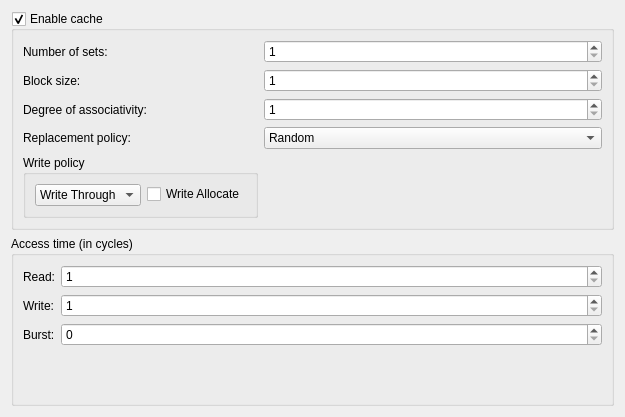
Qt form src/gui/NewDialogCache.ui (kchasialis/QtMips-Di) before a commit.
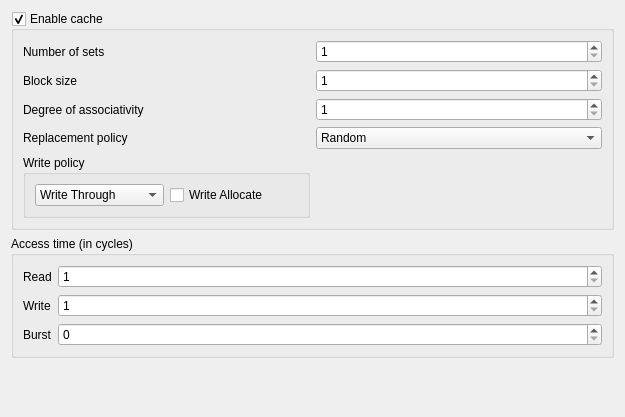
The same form after that commit.

What changed in the file:
```diff
--- a/src/gui/NewDialogCache.ui
+++ b/src/gui/NewDialogCache.ui
@@ -28,81 +28,40 @@
      <property name="checkable">
       <bool>true</bool>
      </property>
-     <layout class="QFormLayout" name="formLayout_3">
+     <layout class="QGridLayout" name="gridLayout_2">
+      <item row="1" column="1">
+       <widget class="QSpinBox" name="block_size">
+        <property name="minimum">
+         <number>1</number>
+        </property>
+       </widget>
+      </item>
       <item row="0" column="0">
        <widget class="QLabel" name="label_2">
         <property name="text">
-         <string>Number of sets:</string>
+         <string>Number of sets</string>
         </property>
        </widget>
       </item>
       <item row="0" column="1">
        <widget class="QSpinBox" name="number_of_sets">
-        <property name="minimum">
-         <number>1</number>
+        <property name="sizePolicy">
+         <sizepolicy hsizetype="Minimum" vsizetype="Fixed">
+          <horstretch>0</horstretch>
+          <verstretch>0</verstretch>
+         </sizepolicy>
         </property>
-       </widget>
-      </item>
-      <item row="1" column="0">
-       <widget class="QLabel" name="label_3">
-        <property name="text">
-         <string>Block size:</string>
-        </property>
-       </widget>
-      </item>
-      <item row="1" column="1">
-       <widget class="QSpinBox" name="block_size">
         <property name="minimum">
          <number>1</number>
         </property>
        </widget>
       </item>
-      <item row="2" column="0">
-       <widget class="QLabel" name="label_5">
-        <property name="text">
-         <string>Degree of associativity:</string>
-        </property>
-       </widget>
-      </item>
-      <item row="2" column="1">
-       <widget class="QSpinBox" name="degree_of_associativity">
-        <property name="minimum">
-         <number>1</number>
-        </property>
-       </widget>
-      </item>
-      <item row="3" column="0">
-       <widget class="QLabel" name="label_6">
-        <property name="text">
-         <string>Replacement policy:</string>
-        </property>
-       </widget>
-      </item>
-      <item row="3" column="1">
-       <widget class="QComboBox" name="replacement_policy">
-        <item>
-         <property name="text">
-          <string>Random</string>
-         </property>
-        </item>
-        <item>
-         <property name="text">
-          <string>Least Recently Used (LRU)</string>
-         </property>
-        </item>
-        <item>
-         <property name="text">
-          <string>Least Frequently Used (LFU)</string>
-         </property>
-        </item>
-       </widget>
-      </item>
       <item row="4" column="0">
        <widget class="QGroupBox" name="write_policy">
         <property name="title">
          <string>Write policy</string>
         </property>
-        <layout class="QFormLayout" name="formLayout">
+        <layout class="QGridLayout" name="gridLayout">
          <item row="0" column="0">
           <widget class="QComboBox" name="write_pol">
            <item>
@@ -127,6 +86,53 @@
         </layout>
        </widget>
       </item>
+      <item row="3" column="1">
+       <widget class="QComboBox" name="replacement_policy">
+        <item>
+         <property name="text">
+          <string>Random</string>
+         </property>
+        </item>
+        <item>
+         <property name="text">
+          <string>Least Recently Used (LRU)</string>
+         </property>
+        </item>
+        <item>
+         <property name="text">
+          <string>Least Frequently Used (LFU)</string>
+         </property>
+        </item>
+       </widget>
+      </item>
+      <item row="2" column="0">
+       <widget class="QLabel" name="label_5">
+        <property name="text">
+         <string>Degree of associativity</string>
+        </property>
+       </widget>
+      </item>
+      <item row="1" column="0">
+       <widget class="QLabel" name="label_3">
+        <property name="text">
+         <string>Block size</string>
+        </property>
+       </widget>
+      </item>
+      <item row="3" column="0">
+       <widget class="QLabel" name="label_6">
+        <property name="text">
+         <string>Replacement policy</string>
+        </property>
+       </widget>
+      </item>
+      <item row="2" column="1">
+       <widget class="QSpinBox" name="degree_of_associativity">
+        <property name="minimum">
+         <number>1</number>
+        </property>
+       </widget>
+      </item>
      </layout>
     </widget>
    </item>
@@ -139,7 +145,7 @@
       <item row="0" column="0">
        <widget class="QLabel" name="label_read">
         <property name="text">
-         <string>Read:</string>
+         <string>Read</string>
         </property>
        </widget>
       </item>
@@ -156,7 +162,7 @@
       <item row="1" column="0">
        <widget class="QLabel" name="label_write">
         <property name="text">
-         <string>Write:</string>
+         <string>Write</string>
         </property>
        </widget>
       </item>
@@ -173,7 +179,7 @@
       <item row="2" column="0">
        <widget class="QLabel" name="label_burst">
         <property name="text">
-         <string>Burst:</string>
+         <string>Burst</string>
         </property>
        </widget>
       </item>
@@ -190,6 +196,19 @@
      </layout>
     </widget>
    </item>
+   <item row="2" column="0">
+    <spacer name="verticalSpacer">
+     <property name="orientation">
+      <enum>Qt::Vertical</enum>
+     </property>
+     <property name="sizeHint" stdset="0">
+      <size>
+       <width>20</width>
+       <height>40</height>
+      </size>
+     </property>
+    </spacer>
+   </item>
   </layout>
  </widget>
  <resources/>
```
